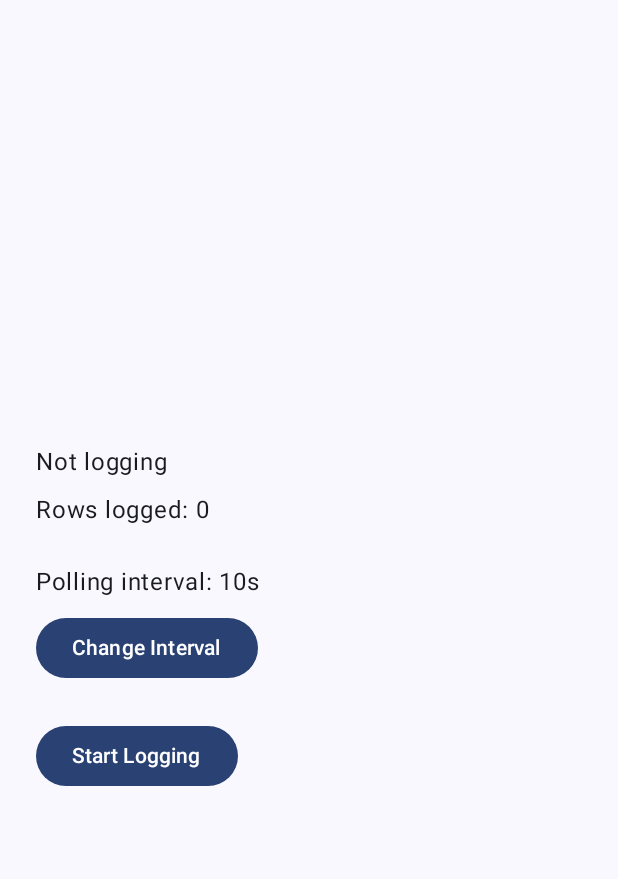
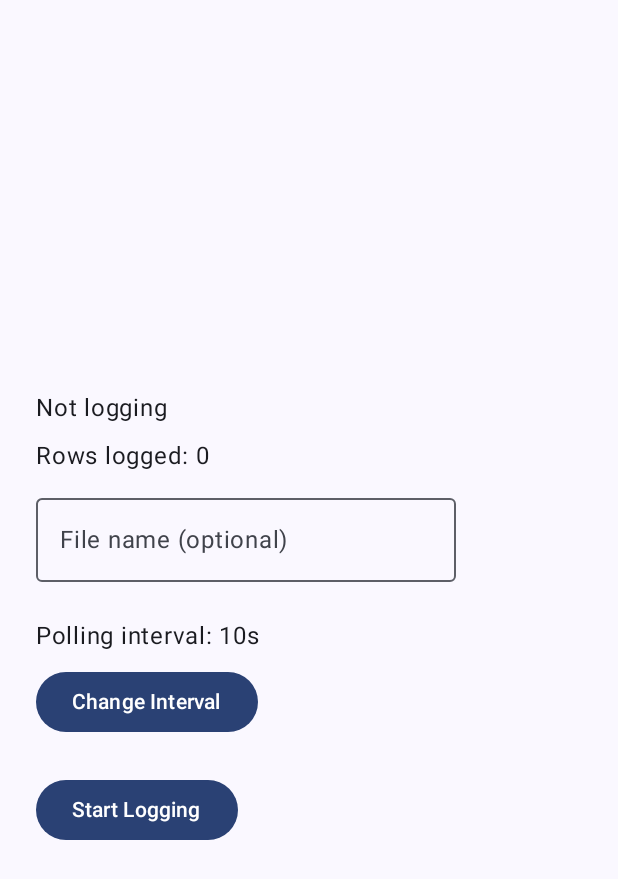
Before and after one commit to Deep-Saha1925/GPS_Logger, an Android app built with Jetpack Compose: the screen it shows after launch (MainActivity), on a phone screen of 412 x 824 dp. Shown: the top 879 px of the screen. Run offline under Robolectric (Android 15) with nearby library versions, the phone set to English and light mode, and no system bars.

Commit message:
File name choosing

```diff
--- a/app/src/main/java/com/deep/gpslogger/MainActivity.kt
+++ b/app/src/main/java/com/deep/gpslogger/MainActivity.kt
@@ -22,6 +22,7 @@ import androidx.compose.foundation.layout.padding
 import androidx.compose.material3.Button
 import androidx.compose.material3.DropdownMenu
 import androidx.compose.material3.DropdownMenuItem
+import androidx.compose.material3.OutlinedTextField
 import androidx.compose.material3.Surface
 import androidx.compose.material3.Text
 import androidx.compose.runtime.getValue
@@ -66,6 +67,7 @@ class MainActivity : ComponentActivity() {
     // ---- New: on-screen display state (purely additive, doesn't affect logging logic) ----
     private var currentFileName = mutableStateOf("")
     private var currentLocationText = mutableStateOf("Location: —")
+    private var userFileNameInput = mutableStateOf("")
 
     private val intervalOptions = listOf(5, 10, 30, 60)
 
@@ -117,11 +119,22 @@ class MainActivity : ComponentActivity() {
                         val count by rowCount
                         val fileName by currentFileName
                         val locationDisplay by currentLocationText
+                        val fileNameInput by userFileNameInput
 
                         var expanded by remember { mutableStateOf(false) }
 
                         Text(text = status)
                         Text(text = "Rows logged: $count", modifier = Modifier.padding(top = 8.dp))
+
+                        if (!logging) {
+                            OutlinedTextField(
+                                value = fileNameInput,
+                                onValueChange = { userFileNameInput.value = it },
+                                label = { Text("File name (optional)") },
+                                placeholder = { Text("e.g. Monday_Route") },
+                                modifier = Modifier.padding(top = 8.dp)
+                            )
+                        }
 
                         if (fileName.isNotBlank()) {
                             Text(text = "File: $fileName", modifier = Modifier.padding(top = 8.dp))
```
